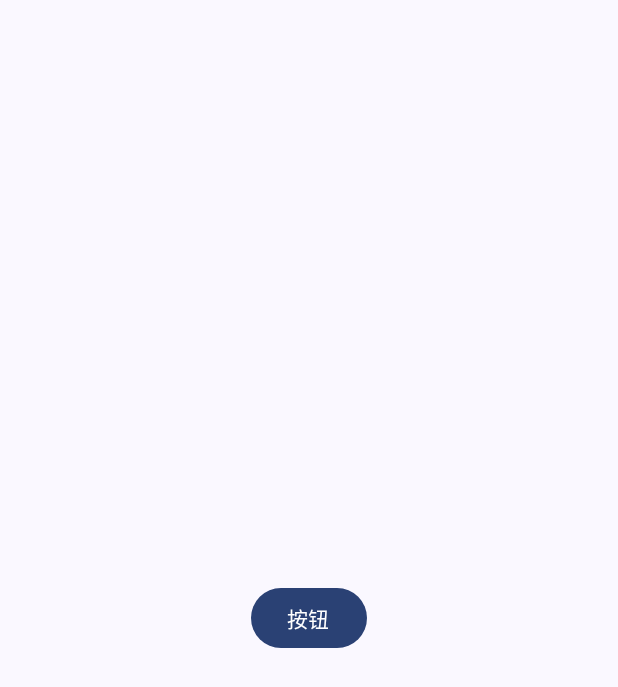
After one commit to weiraneve/bluetooth-connect, an Android app built with Jetpack Compose: the composable Home shown on its own in the app's theme, on a phone screen of 412 x 824 dp. The commit adds this screen. Shown: the top 687 px of the screen. Run offline under Robolectric (Android 15) with nearby library versions, the phone set to English and light mode, and no system bars.

Commit message:
refactor: extract home ui

```diff
--- /dev/null
+++ b/app/src/main/java/com/weiran/bluetooth_connect/ui/page/Home.kt
@@ -0,0 +1,36 @@
+import android.util.Log
+import androidx.compose.foundation.layout.Box
+import androidx.compose.foundation.layout.fillMaxSize
+import androidx.compose.foundation.layout.padding
+import androidx.compose.material3.Button
+import androidx.compose.material3.Scaffold
+import androidx.compose.material3.Text
+import androidx.compose.runtime.Composable
+import androidx.compose.ui.Alignment
+import androidx.compose.ui.Modifier
+import com.weiran.bluetooth_connect.ui.theme.BluetoothconnectTheme
+
+@Composable
+fun Home() {
+    BluetoothconnectTheme {
+        Scaffold(modifier = Modifier.fillMaxSize()) { innerPadding ->
+            Box(
+                modifier = Modifier
+                    .padding(innerPadding)
+                    .fillMaxSize(),
+                contentAlignment = Alignment.Center
+            ) {
+                val tag = "MainActivity"
+
+                Button(
+                    onClick = {
+                        // todo
+                        Log.i(tag, "Hello World")
+                    }
+                ) {
+                    Text(text = "按钮")
+                }
+            }
+        }
+    }
+}
```
Also changed, not shown: app/src/main/java/com/weiran/bluetooth_connect/MainActivity.kt (+2 -35 lines).
